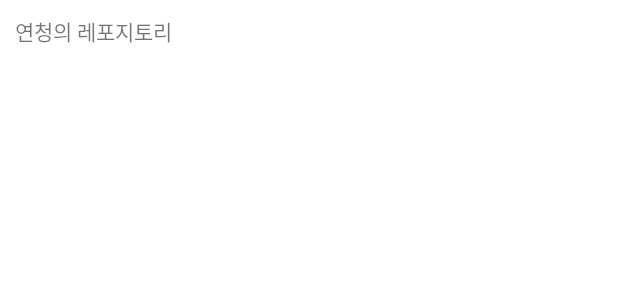
After one commit to GO-SOPT-ANDROID/yeonjin-hwang, an Android app: the layout item_repo_title.xml on its own in the app's theme, with its tools: preview values and no code run, on a phone screen of 412 x 824 dp. The commit adds this screen. Shown: the top 300 px of the screen. Run offline under Robolectric (Android 15) with nearby library versions, the phone set to English and light mode, and no system bars.

Commit message:
[Add/#3] 타이틀 어댑터 추가

```diff
--- /dev/null
+++ b/app/src/main/res/layout/item_repo_title.xml
@@ -0,0 +1,17 @@
+<?xml version="1.0" encoding="utf-8"?>
+<androidx.constraintlayout.widget.ConstraintLayout xmlns:android="http://schemas.android.com/apk/res/android"
+    android:layout_width="match_parent"
+    android:layout_height="wrap_content"
+    xmlns:app="http://schemas.android.com/apk/res-auto">
+
+    <TextView
+        android:id="@+id/tv_title"
+        android:layout_width="wrap_content"
+        android:layout_height="wrap_content"
+        android:text="@string/rv_title"
+        android:paddingVertical="10dp"
+        android:paddingStart="10dp"
+        app:layout_constraintTop_toTopOf="parent"
+        app:layout_constraintStart_toStartOf="parent"/>
+
+</androidx.constraintlayout.widget.ConstraintLayout>
--- a/app/src/main/res/values/strings.xml
+++ b/app/src/main/res/values/strings.xml
@@ -21,4 +21,5 @@
     <string name="sign_in_done">로그인에 성공했습니다.</string>
     <string name="sign_in_fail">로그인에 실패했습니다.</string>
     <string name="login_incorrect">아이디 또는 비밀번호가 틀렸습니다.</string>
+    <string name="rv_title">연청의 레포지토리</string>
 </resources>
```
Also changed, not shown: app/src/main/java/org/android/go/sopt/RepoTitleAdapter.kt (added, +22 -0 lines).
